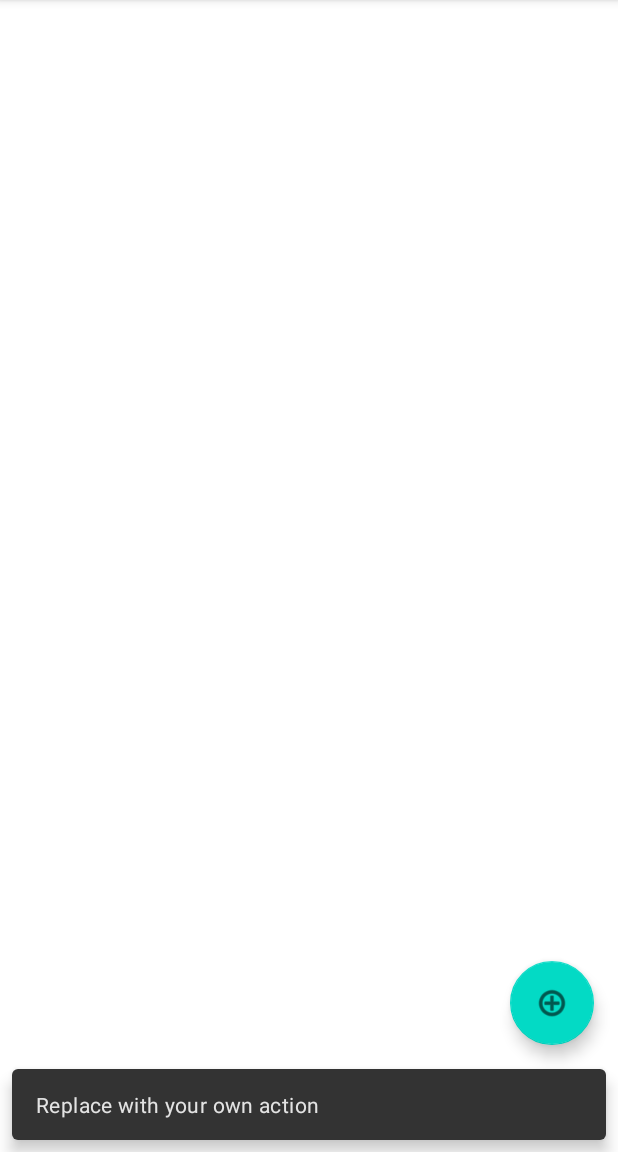
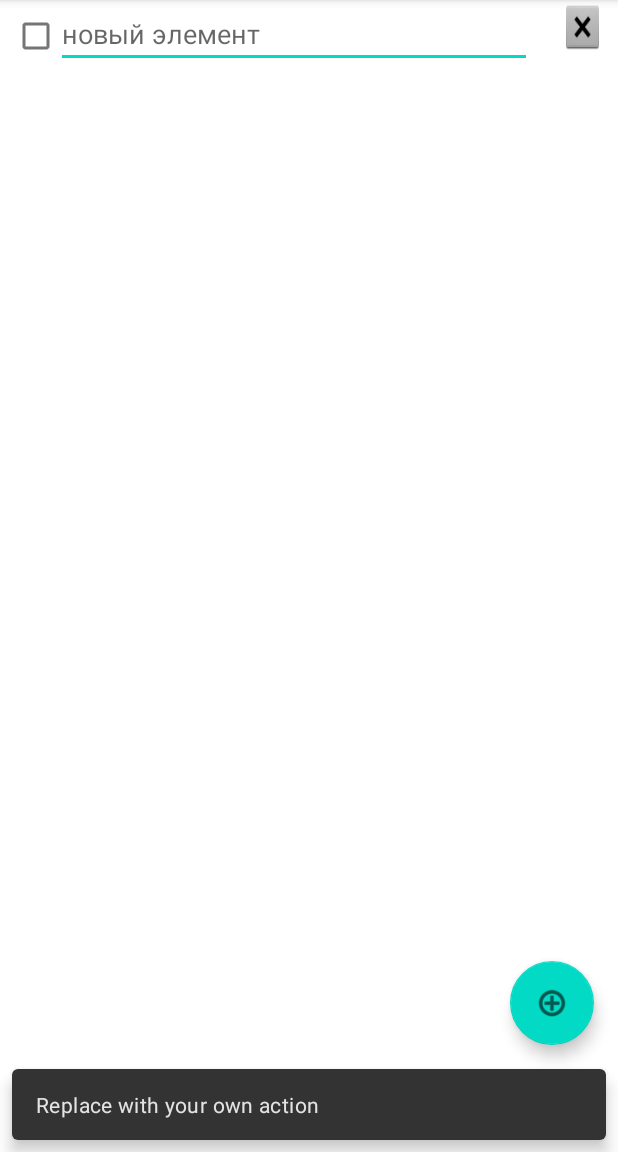
Before and after one commit to max-sliva/ShoppingList, an Android app: the screen it shows after launch (MainActivity), after a tap on an icon or button, on a phone screen of 412 x 824 dp, the part 84-1236 px from its top. Run offline under Robolectric (Android 15) with nearby library versions, the phone set to English and light mode, and no system bars; our stand-ins replace navigation-ui.

Commit message:
added list adapter

```diff
--- a/app/src/main/java/com/example/shoppinglist/MainActivity.kt
+++ b/app/src/main/java/com/example/shoppinglist/MainActivity.kt
@@ -3,12 +3,12 @@ package com.example.shoppinglist
 import android.os.Bundle
 import com.google.android.material.snackbar.Snackbar
 import androidx.appcompat.app.AppCompatActivity
-import androidx.navigation.findNavController
 import androidx.navigation.ui.AppBarConfiguration
-import androidx.navigation.ui.navigateUp
-import androidx.navigation.ui.setupActionBarWithNavController
 import android.view.Menu
 import android.view.MenuItem
+import androidx.recyclerview.widget.DefaultItemAnimator
+import androidx.recyclerview.widget.LinearLayoutManager
+import androidx.recyclerview.widget.RecyclerView
 import com.example.shoppinglist.databinding.ActivityMainBinding
 
 class MainActivity : AppCompatActivity() {
@@ -25,7 +25,16 @@ class MainActivity : AppCompatActivity() {
             Snackbar.make(view, "Replace with your own action", Snackbar.LENGTH_LONG)
                 .setAction("Action", null).show()
         }
-
+        var itemsList = arrayListOf(ShoppingItem("",false))
+        val recyclerView: RecyclerView = findViewById(R.id.recyclerView)
+        val shoppingListAdapter = MyAdapter(itemsList)
+//создаем компоновщик
+        val layoutManager = LinearLayoutManager(applicationContext)
+//и передаем его recyclerView
+        recyclerView.layoutManager = layoutManager
+//задаем аниматор элементов списка
+        recyclerView.itemAnimator = DefaultItemAnimator()
+        recyclerView.adapter = shoppingListAdapter //
     }
 
     override fun onCreateOptionsMenu(menu: Menu): Boolean {
--- /dev/null
+++ b/app/src/main/java/com/example/shoppinglist/MyAdapter.kt
@@ -0,0 +1,31 @@
+package com.example.shoppinglist
+
+import android.text.Editable
+import android.view.LayoutInflater
+import android.view.View
+import android.view.ViewGroup
+import android.widget.CheckBox
+import android.widget.EditText
+import androidx.recyclerview.widget.RecyclerView
+class MyAdapter (private var itemList: ArrayList<ShoppingItem>):
+    RecyclerView.Adapter<MyAdapter.MyViewHolder>() {
+    class MyViewHolder(view: View) : RecyclerView.ViewHolder(view) {
+        var itemName: EditText = view.findViewById(R.id.itemText)
+        var itemSelected: CheckBox = view.findViewById(R.id.itemCheckBox)
+    }
+    override fun onCreateViewHolder(parent: ViewGroup, viewType: Int): MyViewHolder {
+//создаем объект, в который записываем ссылку на макет разметки элемента нашего списка
+        val itemView = LayoutInflater.from(parent.context)
+            .inflate(R.layout.list_item, parent, false)
+        return MyViewHolder(itemView) //возвращаем объект класса MyViewHolder с интерфейсом
+    }
+
+    override fun onBindViewHolder(holder: MyViewHolder, position: Int) {
+        val item = itemList[position]
+        holder.itemName.setText(item.text)
+        holder.itemSelected.isChecked = item.checked
+    }
+    override fun getItemCount(): Int {//метод для вычисления кол-ва создаваемых элементов списка
+        return itemList.size
+    }
+}
--- /dev/null
+++ b/app/src/main/java/com/example/shoppinglist/ShoppingItem.kt
@@ -0,0 +1,3 @@
+package com.example.shoppinglist
+
+data class ShoppingItem (val text: String, val checked: Boolean)
--- a/app/src/main/res/layout/content_main.xml
+++ b/app/src/main/res/layout/content_main.xml
@@ -1,7 +1,14 @@
 <?xml version="1.0" encoding="utf-8"?>
 <LinearLayout xmlns:android="http://schemas.android.com/apk/res/android"
     xmlns:app="http://schemas.android.com/apk/res-auto"
+    android:id="@+id/layoutMain"
     android:layout_width="match_parent"
     android:layout_height="match_parent"
     android:orientation="vertical"
-    app:layout_behavior="@string/appbar_scrolling_view_behavior" />
+    app:layout_behavior="@string/appbar_scrolling_view_behavior">
+
+    <androidx.recyclerview.widget.RecyclerView
+        android:id="@+id/recyclerView"
+        android:layout_width="match_parent"
+        android:layout_height="match_parent" />
+</LinearLayout>
--- a/app/src/main/res/layout/list_item.xml
+++ b/app/src/main/res/layout/list_item.xml
@@ -1,6 +1,38 @@
 <?xml version="1.0" encoding="utf-8"?>
 <LinearLayout xmlns:android="http://schemas.android.com/apk/res/android"
     android:layout_width="match_parent"
-    android:layout_height="match_parent">
+    android:layout_height="wrap_content"
+    android:layout_gravity="center_horizontal">
+
+    <CheckBox
+        android:id="@+id/itemCheckBox"
+        android:layout_width="10dp"
+        android:layout_height="wrap_content"
+        android:layout_marginLeft="10dp"
+        android:layout_weight="0.5"
+        android:text="@null" />
+
+    <EditText
+        android:id="@+id/itemText"
+        android:layout_width="wrap_content"
+        android:layout_height="wrap_content"
+        android:layout_marginRight="10dp"
+        android:layout_weight="3"
+        android:ems="10"
+        android:hint="новый элемент"
+        android:inputType="textPersonName"
+        android:translationX="0dp" />
+
+    <ImageButton
+        android:id="@+id/imageButton"
+        android:layout_width="10dp"
+        android:layout_height="36dp"
+        android:layout_gravity="right"
+        android:layout_marginLeft="10dp"
+        android:layout_marginRight="10dp"
+        android:layout_weight="0.5"
+        android:background="#00FFFFFF"
+        android:foreground="@android:drawable/btn_dialog"
+        android:scaleType="center" />
 
 </LinearLayout>
```
